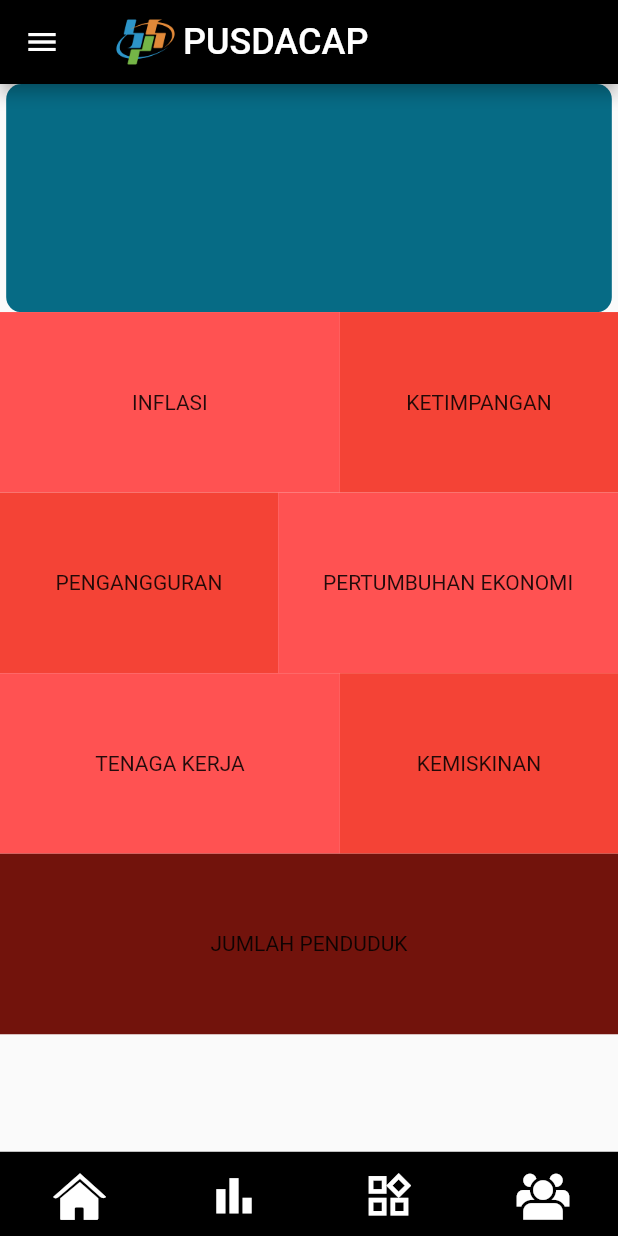
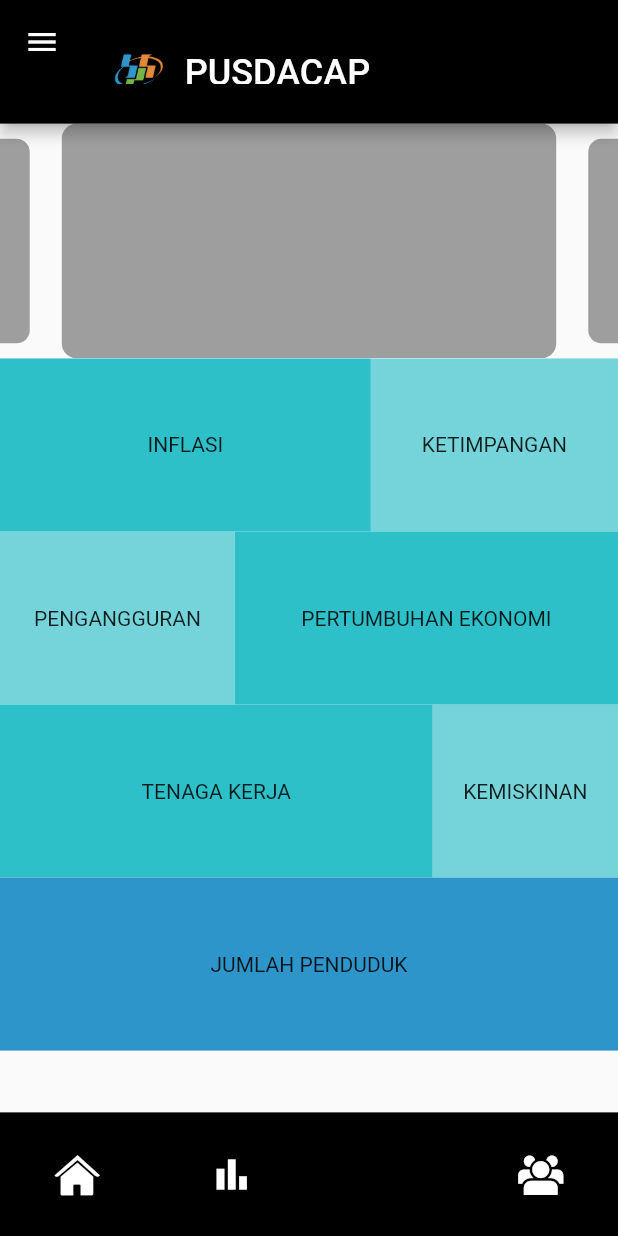
Before and after one commit to pujiapri13/BPS_CLC, a Flutter app: the screen it shows after launch, on a phone screen of 412 x 824 dp. Run offline on Flutter 3.47's test engine with Material 2 defaults, Android fonts, the phone set to English and light mode, and no system bars; drawn by our look-alikes of carousel_slider.

Commit message:
warna biru

```diff
--- a/lib/bottomnavbar_content/home_content.dart
+++ b/lib/bottomnavbar_content/home_content.dart
@@ -15,17 +15,16 @@ class HomeContent extends StatefulWidget {
 
 class _HomeContentState extends State<HomeContent> {
   final List<String> carouselList = ["Satu", "Dua", "Tiga"];
-
   @override
   Widget build(BuildContext context) {
-    const screenHeight = 633.5;
-    final screenWidth = MediaQuery.of(context).size.width;
+    var screenWidth = MediaQuery.of(context).size.width;
+    var screenHeight = MediaQuery.of(context).size.height;
     return Scaffold(
       body: Column(
         children: <Widget>[
           //animasi atas
           SizedBox(
-            height: screenHeight * 0.24,
+            height: screenHeight * 0.19,
             width: double.infinity,
             child: ListView(
               shrinkWrap: true,
@@ -38,7 +37,7 @@ class _HomeContentState extends State<HomeContent> {
                           duration: const Duration(milliseconds: 1000),
                           curve: Curves.easeOutBack,
                           decoration: BoxDecoration(
-                            color: const Color.fromARGB(255, 6, 107, 133),
+                            color: Colors.grey,
                             borderRadius: BorderRadius.circular(10),
                           ),
                         );
@@ -46,8 +45,7 @@ class _HomeContentState extends State<HomeContent> {
                     );
                   }).toList(),
                   options: CarouselOptions(
-                    height: screenHeight * 0.24,
-                    viewportFraction: 0.98,
+                    height: screenHeight * 0.19,
                     enlargeCenterPage: true,
                     autoPlay: true,
                     reverse: false,
@@ -61,18 +59,18 @@ class _HomeContentState extends State<HomeContent> {
             children: <Widget>[
               //satu
               Container(
-                width: screenWidth * 0.55,
-                height: screenHeight * 0.19,
-                color: Colors.redAccent,
+                width: screenWidth * 0.60,
+                height: screenHeight * 0.14,
+                color: Color.fromRGBO(45, 192, 201, 1),
                 child: const Center(
                   child: Text('INFLASI'),
                 ),
               ),
               //dua
               Container(
-                width: screenWidth * 0.45,
-                height: screenHeight * 0.19,
-                color: Colors.red,
+                width: screenWidth * 0.40,
+                height: screenHeight * 0.14,
+                color: Color.fromRGBO(45, 192, 201, 0.65),
                 child: const Center(
                   child: Text('KETIMPANGAN'),
                 ),
@@ -84,18 +82,18 @@ class _HomeContentState extends State<HomeContent> {
             children: <Widget>[
               //tiga
               Container(
-                width: screenWidth * 0.45,
-                height: screenHeight * 0.19,
-                color: Colors.red,
+                width: screenWidth * 0.38,
+                height: screenHeight * 0.14,
+                color: Color.fromRGBO(45, 192, 201, 0.65),
                 child: const Center(
                   child: Text('PENGANGGURAN'),
                 ),
               ),
               //empat
               Container(
-                width: screenWidth * 0.55,
-                height: screenHeight * 0.19,
-                color: Colors.redAccent,
+                width: screenWidth * 0.62,
+                height: screenHeight * 0.14,
+                color: Color.fromRGBO(45, 192, 201, 1),
                 child: const Center(
                   child: Text('PERTUMBUHAN EKONOMI'),
                 ),
@@ -107,18 +105,18 @@ class _HomeContentState extends State<HomeContent> {
             children: <Widget>[
               //lima
               Container(
-                width: screenWidth * 0.55,
-                height: screenHeight * 0.19,
-                color: Colors.redAccent,
+                width: screenWidth * 0.70,
+                height: screenHeight * 0.14,
+                color: Color.fromRGBO(45, 192, 201, 1),
                 child: const Center(
                   child: Text('TENAGA KERJA'),
                 ),
               ),
               //enam
               Container(
-                width: screenWidth * 0.45,
-                height: screenHeight * 0.19,
-                color: Colors.red,
+                width: screenWidth * 0.30,
+                height: screenHeight * 0.14,
+                color: Color.fromRGBO(45, 192, 201, 0.65),
                 child: const Center(
                   child: Text('KEMISKINAN'),
                 ),
@@ -128,8 +126,8 @@ class _HomeContentState extends State<HomeContent> {
           //tujuh
           Container(
             width: screenWidth,
-            height: screenHeight * 0.19,
-            color: const Color.fromARGB(255, 114, 19, 12),
+            height: screenHeight * 0.14,
+            color: const Color.fromRGBO(45, 149, 201, 1),
             child: const Center(
               child: Text('JUMLAH PENDUDUK'),
             ),
--- a/lib/home_screen.dart
+++ b/lib/home_screen.dart
@@ -40,18 +40,29 @@ class _HomeScreenState extends State<HomeScreen> {
   Widget build(BuildContext context) {
     final DrawerHeight = MediaQuery.of(context).size.height;
     final DrawerWidth = MediaQuery.of(context).size.width;
+    final ScreenHeight = MediaQuery.of(context).size.height;
+    final ScreenWidth = MediaQuery.of(context).size.width;
     return Scaffold(
-      appBar: AppBar(
+      appBar: PreferredSize(
+        preferredSize: Size.fromHeight(ScreenHeight * 0.1),
+        child: AppBar(
+          backgroundColor: Colors.black,
           title: Row(
             children: <Widget>[
-            SizedBox(
-              width: 50,
+              Container(
+                alignment: Alignment.center,
+                margin: EdgeInsets.fromLTRB(0, ScreenHeight * 0.05, 0, 0),
+                width: ScreenWidth * 0.1,
+                height: 55,
+                child: Image.asset(
+                  'assets/images/logo.png',
+                  alignment: Alignment.center,
+                ),
+              ),
+              Container(
+                  width: ScreenWidth * 0.6,
                   height: 50,
-              child: Image.asset('assets/images/logo.png'),
-            ),
-            SizedBox(
-                width: 222,
-                height: 50,
+                  margin: EdgeInsets.fromLTRB(10, ScreenHeight * 0.05, 0, 0),
                   child: Container(
                     alignment: Alignment.centerLeft,
                     child: const Text(
@@ -61,12 +72,11 @@ class _HomeScreenState extends State<HomeScreen> {
                   )),
             ],
           ),
-        backgroundColor: Colors.black,
+        ),
       ),
 //
 //
 //
-
 //sidebar drawer
       drawer: Drawer(
         child: ListView(
@@ -98,14 +108,39 @@ class _HomeScreenState extends State<HomeScreen> {
                     )
                   ],
                 )),
+            Container(
+                width: DrawerWidth,
+                height: DrawerHeight * 0.75,
+                margin: EdgeInsets.all(5),
+                color: Colors.black,
+                //buttton 1
+                child: Column(
+                  children: <Widget>[
+                    SizedBox(
+                      width: DrawerWidth,
+                      height: DrawerHeight * 0.05,
+                    ),
+                    Container(
+                      width: DrawerWidth * 0.8,
+                      height: DrawerHeight * 0.05,
+                      color: Colors.white,
+                      child: const Text('Menu2'),
+                    )
+                  ],
+                )),
           ],
         ),
       ),
       //body
+      body: Container(
+          width: ScreenWidth,
+          height: ScreenHeight * 0.8,
+          child: Scaffold(
             body: body[currentIndex],
+          )),
 
       bottomNavigationBar: Container(
-        height: 56.16,
+        height: ScreenHeight * 0.1,
         decoration: const BoxDecoration(
           color: Colors.black,
         ),
@@ -124,12 +159,12 @@ class _HomeScreenState extends State<HomeScreen> {
                   ? const Icon(
                       BottNavIcons.home,
                       color: Colors.white,
-                      size: 35,
+                      size: 30,
                     )
                   : const Icon(
                       BottNavIcons.home,
                       color: Colors.white,
-                      size: 35,
+                      size: 30,
                     ),
             ),
             // Button 2
@@ -144,12 +179,12 @@ class _HomeScreenState extends State<HomeScreen> {
                   ? const Icon(
                       Icons.bar_chart,
                       color: Colors.white,
-                      size: 35,
+                      size: 30,
                     )
                   : const Icon(
                       Icons.bar_chart,
                       color: Colors.white,
-                      size: 35,
+                      size: 30,
                     ),
             ),
             // button 3
@@ -162,14 +197,14 @@ class _HomeScreenState extends State<HomeScreen> {
               },
               icon: currentIndex == 2
                   ? const Icon(
-                      Icons.widgets_rounded,
+                      BottNavIcons.positive_dynamics,
                       color: Colors.white,
-                      size: 35,
+                      size: 30,
                     )
                   : const Icon(
-                      Icons.widgets_outlined,
+                      BottNavIcons.positive_dynamics,
                       color: Colors.white,
-                      size: 35,
+                      size: 30,
                     ),
             ),
             // button 4
@@ -184,12 +219,12 @@ class _HomeScreenState extends State<HomeScreen> {
                   ? const Icon(
                       BottNavIcons.user_group,
                       color: Colors.white,
-                      size: 35,
+                      size: 30,
                     )
                   : const Icon(
                       BottNavIcons.user_group,
                       color: Colors.white,
-                      size: 35,
+                      size: 30,
                     ),
             ),
           ],
```
Lines whose indentation alone changed are shown as unchanged.
